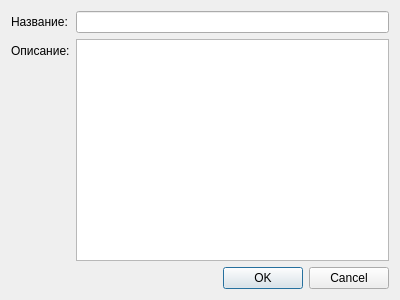
Qt form taskui.ui (makmary170/time_for_you) before a commit.
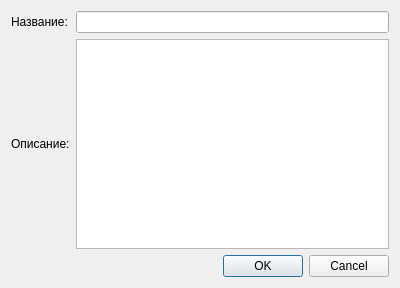
The same form after that commit.

```diff
--- a/taskui.ui
+++ b/taskui.ui
@@ -7,13 +7,13 @@
     <x>0</x>
     <y>0</y>
     <width>400</width>
-    <height>300</height>
+    <height>288</height>
    </rect>
   </property>
   <property name="windowTitle">
    <string>Создание задачи</string>
   </property>
-  <layout class="QFormLayout" name="formLayout">
+  <layout class="QGridLayout" name="gridLayout">
    <item row="0" column="0">
     <widget class="QLabel" name="label">
      <property name="text">
```
